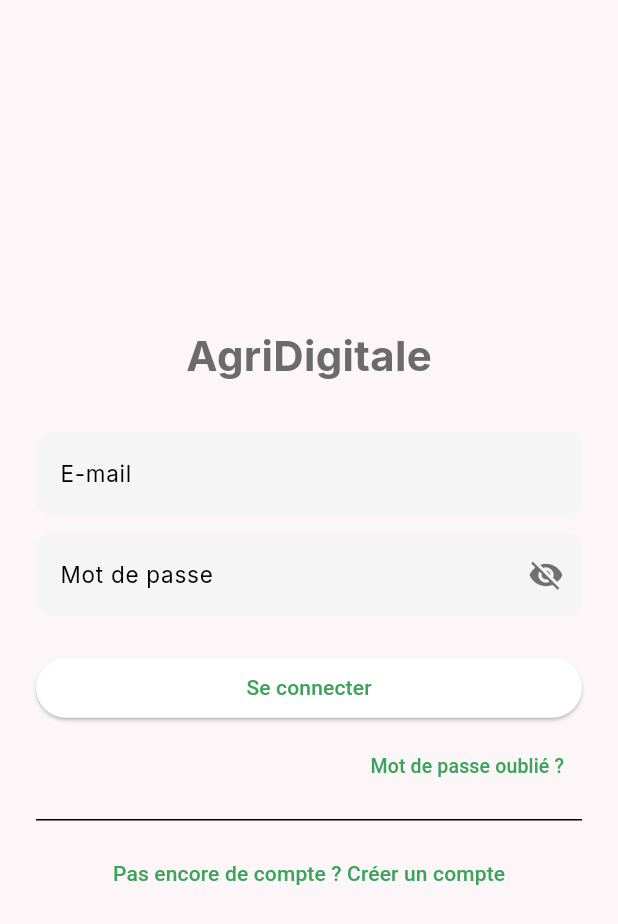
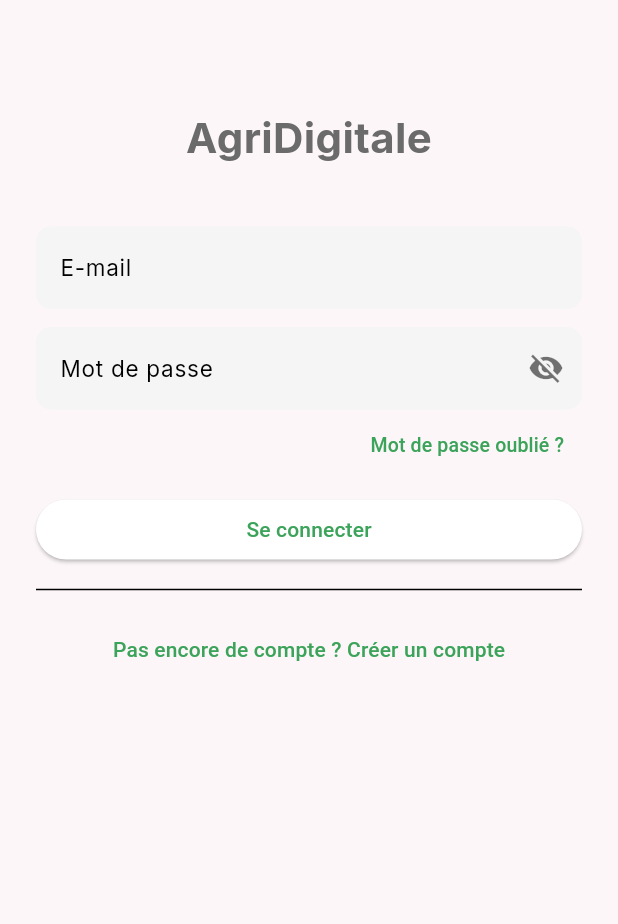
Before and after one commit to agridigitale-tech/agridigitale-mobile, a Flutter app: the LoginScreen screen opened by its route, on a phone screen of 412 x 824 dp. Shown: the top 924 px of the screen. Run offline on Flutter 3.47's test engine with Material 3 defaults, Android fonts, the phone set to English and light mode, and no system bars; our stand-ins replace cached_network_image, connectivity_plus, dio, firebase_core, firebase_messaging, flutter_html and 9 more; missing offline and left inert: app_settings; accounts and stored records are empty; network calls fail.

Commit message:
fix: login screen scrollable, bouton mot de passe oublie toujours visible

```diff
--- a/frontend/frontend/lib/screens/auth/login_screen.dart
+++ b/frontend/frontend/lib/screens/auth/login_screen.dart
@@ -46,17 +46,23 @@ class _LoginScreenState extends State<LoginScreen> {
   Widget build(BuildContext context) {
     return Scaffold(
       body: SafeArea(
-        child: Padding(
+        child: SingleChildScrollView(
           padding: const EdgeInsets.all(24),
           child: Form(
             key: _formKey,
             child: Column(
-              mainAxisAlignment: MainAxisAlignment.center,
+              crossAxisAlignment: CrossAxisAlignment.stretch,
               children: [
-                const Text('AgriDigitale', style: TextStyle(fontSize: 28, fontWeight: FontWeight.bold)),
-                const SizedBox(height: 32),
+                const SizedBox(height: 48),
+                const Text(
+                  'AgriDigitale',
+                  style: TextStyle(fontSize: 28, fontWeight: FontWeight.bold),
+                  textAlign: TextAlign.center,
+                ),
+                const SizedBox(height: 40),
                 TextFormField(
                   controller: _emailCtrl,
+                  keyboardType: TextInputType.emailAddress,
                   decoration: const InputDecoration(labelText: 'E-mail'),
                   validator: (v) => (v == null || !v.contains('@')) ? 'E-mail invalide' : null,
                 ),
@@ -78,29 +84,34 @@ class _LoginScreenState extends State<LoginScreen> {
                   ),
                   validator: (v) => (v == null || v.length < 6) ? 'Minimum 6 caractères' : null,
                 ),
-                if (_erreur != null) ...[
-                  const SizedBox(height: 8),
-                  Text(_erreur!, style: const TextStyle(color: Colors.red)),
-                ],
-                const SizedBox(height: 24),
-                _chargement
-                    ? const CircularProgressIndicator()
-                    : SizedBox(
-                        width: double.infinity,
-                        child: ElevatedButton(onPressed: _seConnecter, child: const Text('Se connecter')),
-                      ),
-                const SizedBox(height: 4),
                 Align(
                   alignment: Alignment.centerRight,
                   child: TextButton(
-                    onPressed: () => Navigator.push(context, MaterialPageRoute(builder: (_) => const ForgotPasswordScreen())),
-                    child: const Text('Mot de passe oublié ?',
-                        style: TextStyle(fontSize: 13)),
+                    onPressed: () => Navigator.push(
+                      context,
+                      MaterialPageRoute(builder: (_) => const ForgotPasswordScreen()),
+                    ),
+                    child: const Text('Mot de passe oublié ?', style: TextStyle(fontSize: 13)),
                   ),
                 ),
-                const Divider(height: 24),
+                if (_erreur != null) ...[
+                  const SizedBox(height: 4),
+                  Text(_erreur!, style: const TextStyle(color: Colors.red)),
+                  const SizedBox(height: 8),
+                ],
+                const SizedBox(height: 8),
+                _chargement
+                    ? const Center(child: CircularProgressIndicator())
+                    : ElevatedButton(
+                        onPressed: _seConnecter,
+                        child: const Text('Se connecter'),
+                      ),
+                const Divider(height: 32),
                 TextButton(
-                  onPressed: () => Navigator.push(context, MaterialPageRoute(builder: (_) => const RegisterScreen())),
+                  onPressed: () => Navigator.push(
+                    context,
+                    MaterialPageRoute(builder: (_) => const RegisterScreen()),
+                  ),
                   child: const Text('Pas encore de compte ? Créer un compte'),
                 ),
               ],
```
